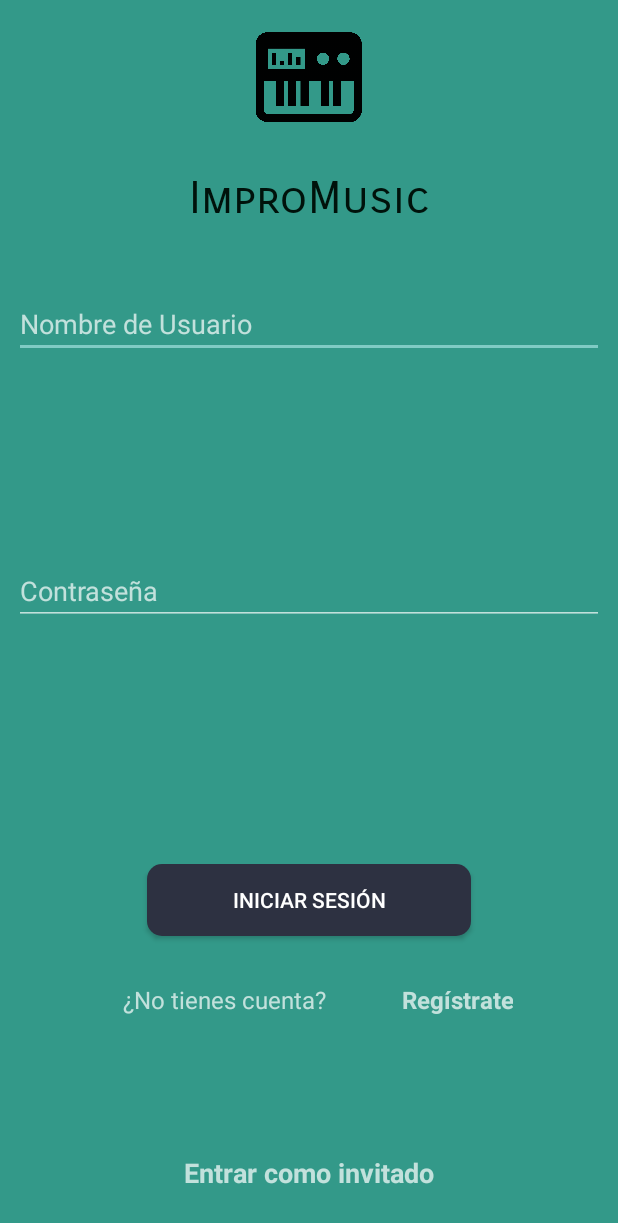
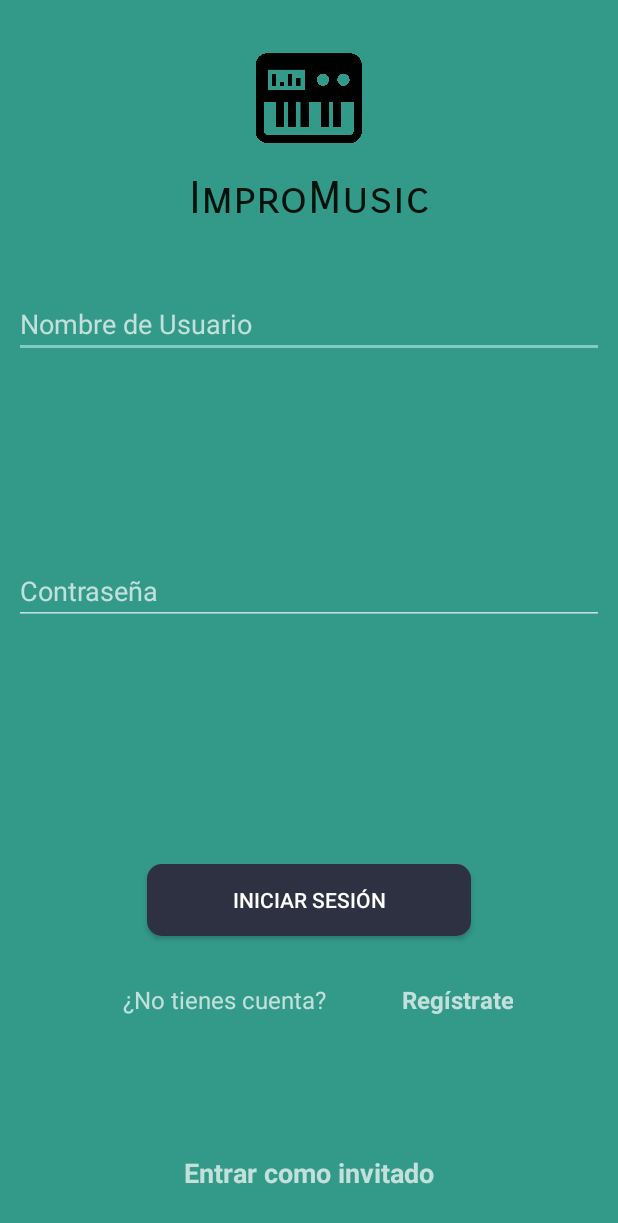
Before and after one commit to jlram/DAM-ImproMusic, an Android app: the screen it shows after launch (LoginActivity), on a phone screen of 412 x 824 dp. Shown: the top 1223 px of the screen. Run offline under Robolectric (Android 15) with nearby library versions, the phone set to English and light mode, and no system bars; our stand-ins replace Volley.

Commit message:
Retoque en el logo del login

```diff
--- a/ImproMusic/app/src/main/res/layout/activity_login.xml
+++ b/ImproMusic/app/src/main/res/layout/activity_login.xml
@@ -11,14 +11,15 @@
         android:id="@+id/imgLogin"
         android:layout_width="83dp"
         android:layout_height="72dp"
-        android:layout_marginTop="16dp"
+        android:layout_marginTop="30dp"
         app:layout_constraintLeft_toLeftOf="parent"
         app:layout_constraintRight_toRightOf="parent"
         app:layout_constraintTop_toTopOf="parent"
         app:srcCompat="@drawable/logo"
         tools:layout_constraintLeft_creator="1"
         tools:layout_constraintRight_creator="1"
-        tools:layout_constraintTop_creator="1" />
+        tools:layout_constraintTop_creator="1"
+        app:layout_constraintHorizontal_bias="0.501" />
 
     <TextView
         android:id="@+id/textLogin"
@@ -35,11 +36,11 @@
         tools:layout_constraintRight_creator="1"
         tools:layout_constraintTop_creator="1"
         app:layout_constraintRight_toRightOf="parent"
-        android:layout_marginTop="14dp"
-        app:layout_constraintTop_toBottomOf="@+id/imgLogin"
         app:layout_constraintLeft_toLeftOf="parent"
         android:layout_marginLeft="41dp"
-        android:layout_marginRight="41dp" />
+        android:layout_marginRight="41dp"
+        app:layout_constraintHorizontal_bias="0.0"
+        app:layout_constraintTop_toBottomOf="@+id/imgLogin" />
 
     <Button
         android:id="@+id/buttonLogin"
--- a/ImproMusic/app/src/main/res/layout/listview_view.xml
+++ b/ImproMusic/app/src/main/res/layout/listview_view.xml
@@ -8,8 +8,8 @@
 
     <ImageView
         android:id="@+id/imageViewListaCancion"
-        android:layout_width="82dp"
-        android:layout_height="83dp"
+        android:layout_width="77dp"
+        android:layout_height="79dp"
         android:padding="5dp"
         app:srcCompat="@drawable/pop" />
 
```
